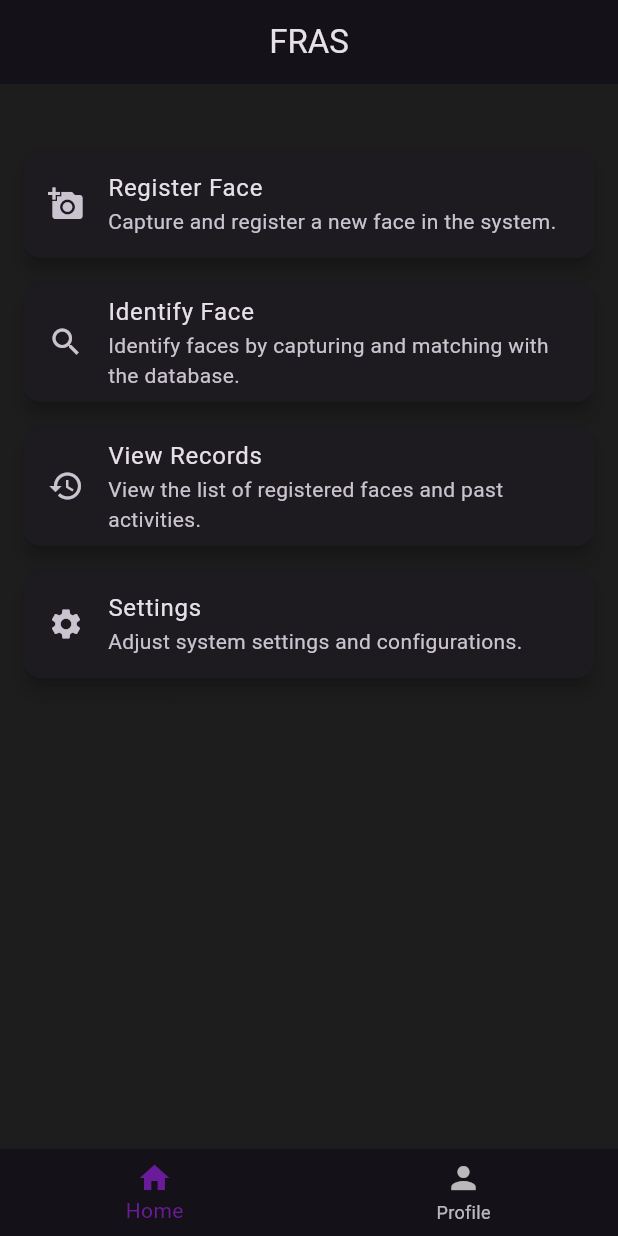
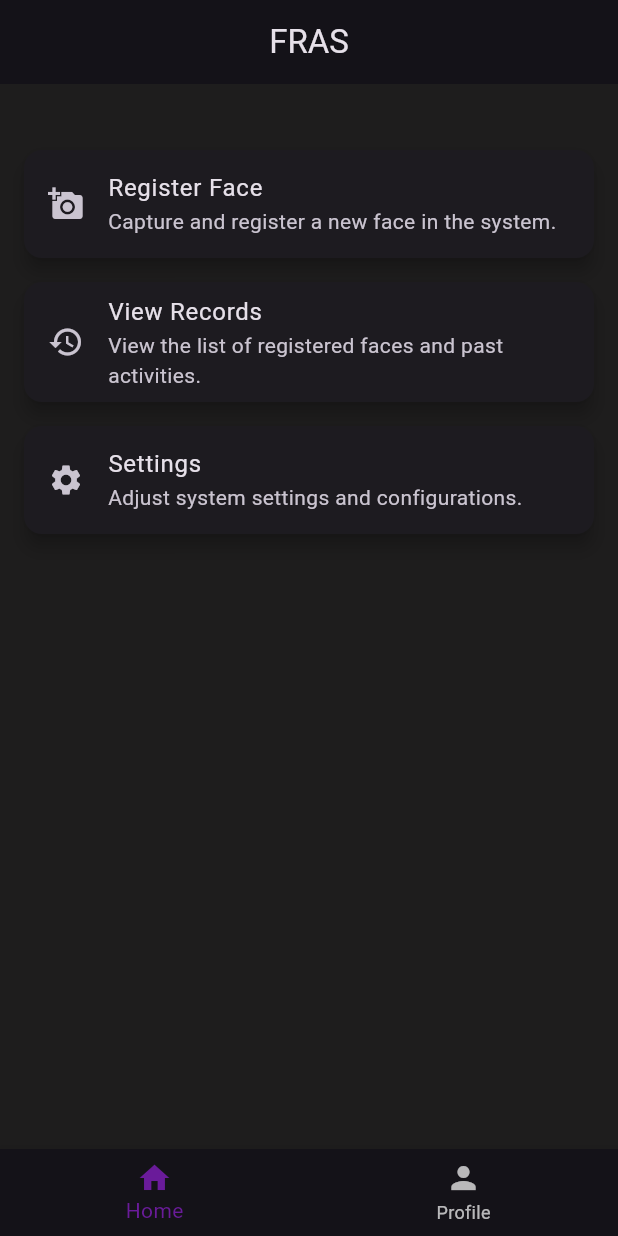
Before and after one commit to ramahussein47/Facial-recognition-system-using-flutter-and-tensorflow-, a Flutter app: the screen it shows after launch, on a phone screen of 412 x 824 dp. Run offline on Flutter 3.47's test engine with Material 3 defaults, Android fonts, the phone set to English and light mode, and no system bars; our stand-ins replace camera, firebase_auth, firebase_core, image_picker; accounts and stored records are empty.

Commit message:
saved changes for logo

```diff
--- a/lib/sidemenufiles/First_page.dart
+++ b/lib/sidemenufiles/First_page.dart
@@ -19,30 +19,19 @@ class Firstpage extends StatelessWidget {
             Expanded(
               child: ListView(
                 children: [
-                  const Card(
+                   Card(
                     elevation: 5,
                     margin: EdgeInsets.symmetric(vertical: 8.0),
                     child: ListTile(
                       leading: Icon(Icons.add_a_photo),
                       title: Text('Register Face'),
                       subtitle: Text('Capture and register a new face in the system.'),
-                      /*onTap: () {
-                      Navigator.push(context, MaterialPageRoute(builder: (context)=>Capture_face()));
-                      },*/
-                    ),
-                  ),
-                  Card(
-                    elevation: 5,
-                    margin: EdgeInsets.symmetric(vertical: 8.0),
-                    child: ListTile(
-                      leading: Icon(Icons.search),
-                      title: const Text('Identify Face'),
-                      subtitle: Text('Identify faces by capturing and matching with the database.'),
                       onTap: () {
-
+                      Navigator.push(context, MaterialPageRoute(builder: (context)=>RecognitionScreen()));
                       },
                     ),
                   ),
+
                   Card(
                     elevation: 5,
                     margin: EdgeInsets.symmetric(vertical: 8.0),
```
Also changed, not shown: lib/images/logo.png (added), 1 other file.
